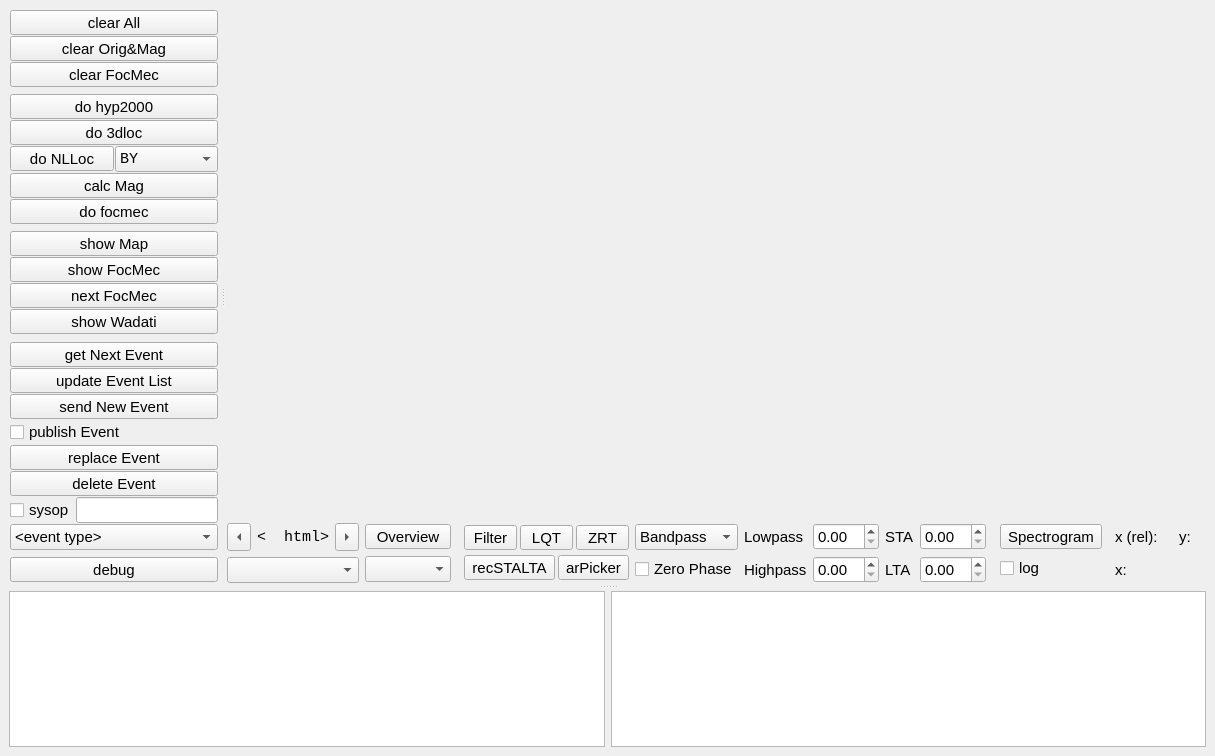
Old version of the form trunk/apps/obspyck/qt_designer.ui in the repository megies/obspyck.
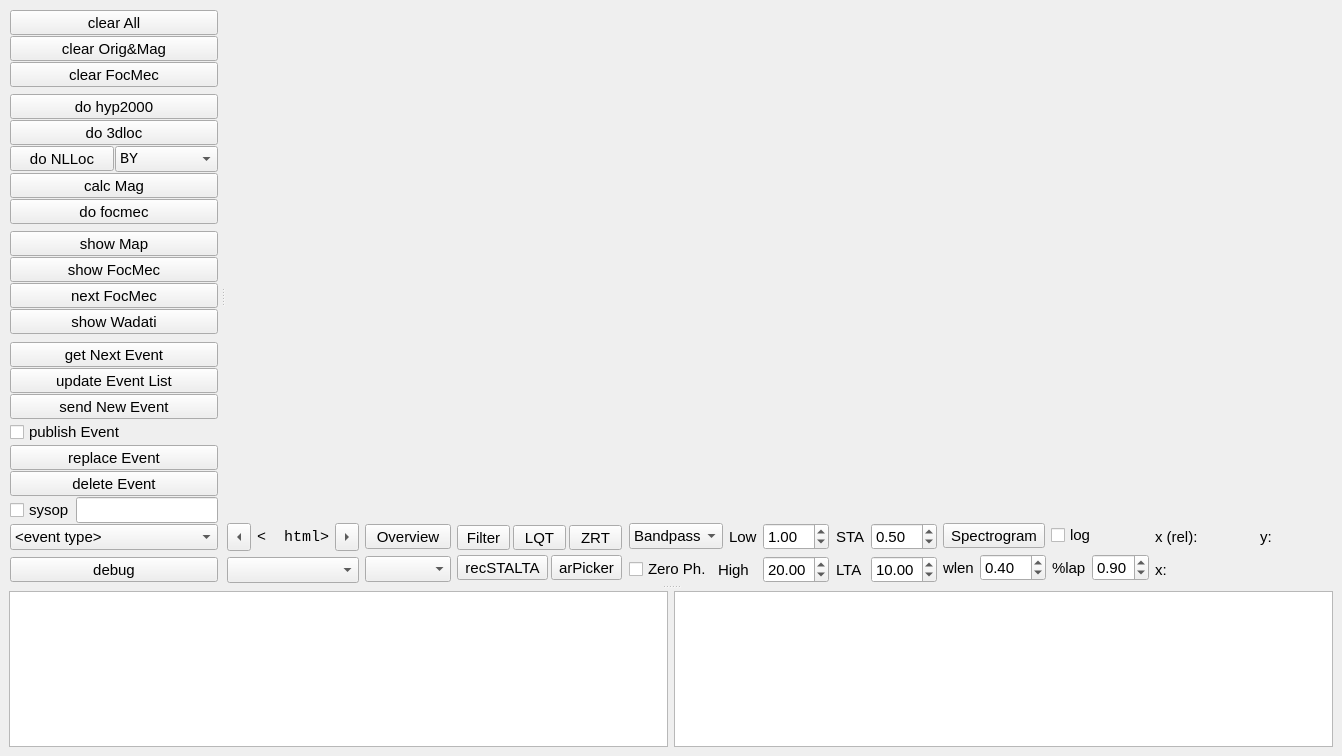
New version of the form. Icons and pictures are not drawn. Custom widgets are drawn as their Qt base class.

The edit to the form file:
```diff
--- a/trunk/apps/obspyck/qt_designer.ui
+++ b/trunk/apps/obspyck/qt_designer.ui
@@ -6,7 +6,7 @@
    <rect>
     <x>0</x>
     <y>0</y>
-    <width>1185</width>
+    <width>1325</width>
     <height>756</height>
    </rect>
   </property>
@@ -846,7 +846,7 @@
                </property>
                <property name="sizeHint" stdset="0">
                 <size>
-                 <width>10</width>
+                 <width>2</width>
                  <height>10</height>
                 </size>
                </property>
@@ -965,7 +965,22 @@
                 </layout>
                </item>
                <item>
-                <layout class="QVBoxLayout" name="verticalLayout_6">
+                <spacer name="horizontalSpacer_5">
+                 <property name="orientation">
+                  <enum>Qt::Horizontal</enum>
+                 </property>
+                 <property name="sizeHint" stdset="0">
+                  <size>
+                   <width>2</width>
+                   <height>20</height>
+                  </size>
+                 </property>
+                </spacer>
+               </item>
+               <item>
+                <layout class="QVBoxLayout" name="verticalLayout_5">
+                 <item>
+                  <layout class="QHBoxLayout" name="horizontalLayout_11">
                  <item>
                   <widget class="QComboBox" name="qComboBox_filterType">
                    <property name="focusPolicy">
@@ -994,25 +1009,9 @@
                   </widget>
                  </item>
                  <item>
-                  <widget class="QCheckBox" name="qCheckBox_zerophase">
-                   <property name="focusPolicy">
-                    <enum>Qt::NoFocus</enum>
-                   </property>
-                   <property name="text">
-                    <string>Zero Phase</string>
-                   </property>
-                  </widget>
-                 </item>
-                </layout>
-               </item>
-               <item>
-                <layout class="QVBoxLayout" name="verticalLayout_5">
-                 <item>
-                  <layout class="QHBoxLayout" name="horizontalLayout_11">
-                   <item>
                     <widget class="QLabel" name="qLabel_lowpass">
                      <property name="text">
-                      <string>Lowpass</string>
+                      <string>Low</string>
                      </property>
                     </widget>
                    </item>
@@ -1021,16 +1020,32 @@
                      <property name="focusPolicy">
                       <enum>Qt::NoFocus</enum>
                      </property>
+                     <property name="minimum">
+                      <double>0.010000000000000</double>
+                     </property>
+                     <property name="value">
+                      <double>1.000000000000000</double>
+                     </property>
                     </widget>
                    </item>
                   </layout>
                  </item>
                  <item>
                   <layout class="QHBoxLayout" name="horizontalLayout_10">
+                   <item>
+                    <widget class="QCheckBox" name="qCheckBox_zerophase">
+                     <property name="focusPolicy">
+                      <enum>Qt::NoFocus</enum>
+                     </property>
+                     <property name="text">
+                      <string>Zero Ph.</string>
+                     </property>
+                    </widget>
+                   </item>
                    <item>
                     <widget class="QLabel" name="qLabel_highpass">
                      <property name="text">
-                      <string>Highpass</string>
+                      <string>High</string>
                      </property>
                     </widget>
                    </item>
@@ -1039,12 +1054,31 @@
                      <property name="focusPolicy">
                       <enum>Qt::NoFocus</enum>
                      </property>
+                     <property name="minimum">
+                      <double>0.010000000000000</double>
+                     </property>
+                     <property name="value">
+                      <double>20.000000000000000</double>
+                     </property>
                     </widget>
                    </item>
                   </layout>
                  </item>
                 </layout>
                </item>
+               <item>
+                <spacer name="horizontalSpacer_4">
+                 <property name="orientation">
+                  <enum>Qt::Horizontal</enum>
+                 </property>
+                 <property name="sizeHint" stdset="0">
+                  <size>
+                   <width>2</width>
+                   <height>10</height>
+                  </size>
+                 </property>
+                </spacer>
+               </item>
                <item>
                 <layout class="QVBoxLayout" name="verticalLayout_9">
                  <item>
@@ -1064,6 +1098,9 @@
                      <property name="singleStep">
                       <double>0.100000000000000</double>
                      </property>
+                     <property name="value">
+                      <double>0.500000000000000</double>
+                     </property>
                     </widget>
                    </item>
                   </layout>
@@ -1082,6 +1119,9 @@
                      <property name="focusPolicy">
                       <enum>Qt::NoFocus</enum>
                      </property>
+                     <property name="value">
+                      <double>10.000000000000000</double>
+                     </property>
                     </widget>
                    </item>
                   </layout>
@@ -1097,7 +1137,7 @@
                </property>
                <property name="sizeHint" stdset="0">
                 <size>
-                 <width>10</width>
+                 <width>2</width>
                  <height>10</height>
                 </size>
                </property>
@@ -1106,6 +1146,8 @@
              <item>
               <layout class="QVBoxLayout" name="verticalLayout_7">
                <item>
+                <layout class="QHBoxLayout" name="horizontalLayout_18">
+                 <item>
                 <widget class="QToolButton" name="qToolButton_spectrogram">
                  <property name="focusPolicy">
                   <enum>Qt::NoFocus</enum>
@@ -1131,13 +1173,71 @@
               </layout>
              </item>
              <item>
+                <layout class="QHBoxLayout" name="horizontalLayout_19">
+                 <item>
+                  <widget class="QLabel" name="qLabel_wlen">
+                   <property name="text">
+                    <string>wlen</string>
+                   </property>
+                  </widget>
+                 </item>
+                 <item>
+                  <widget class="QDoubleSpinBox" name="qDoubleSpinBox_wlen">
+                   <property name="focusPolicy">
+                    <enum>Qt::NoFocus</enum>
+                   </property>
+                   <property name="suffix">
+                    <string/>
+                   </property>
+                   <property name="minimum">
+                    <double>0.100000000000000</double>
+                   </property>
+                   <property name="maximum">
+                    <double>99.989999999999995</double>
+                   </property>
+                   <property name="singleStep">
+                    <double>0.100000000000000</double>
+                   </property>
+                   <property name="value">
+                    <double>0.400000000000000</double>
+                   </property>
+                  </widget>
+                 </item>
+                 <item>
+                  <widget class="QLabel" name="qLabel_perlap">
+                   <property name="text">
+                    <string>%lap</string>
+                   </property>
+                  </widget>
+                 </item>
+                 <item>
+                  <widget class="QDoubleSpinBox" name="qDoubleSpinBox_perlap">
+                   <property name="focusPolicy">
+                    <enum>Qt::NoFocus</enum>
+                   </property>
+                   <property name="maximum">
+                    <double>0.990000000000000</double>
+                   </property>
+                   <property name="singleStep">
+                    <double>0.050000000000000</double>
+                   </property>
+                   <property name="value">
+                    <double>0.900000000000000</double>
+                   </property>
+                  </widget>
+                 </item>
+                </layout>
+               </item>
+              </layout>
+             </item>
+             <item>
               <spacer name="horizontalSpacer">
                <property name="orientation">
                 <enum>Qt::Horizontal</enum>
                </property>
                <property name="sizeHint" stdset="0">
                 <size>
-                 <width>10</width>
+                 <width>2</width>
                  <height>10</height>
                 </size>
                </property>
@@ -1150,8 +1250,14 @@
                </property>
                <item>
                 <layout class="QHBoxLayout" name="horizontalLayout_9">
+                 <property name="sizeConstraint">
+                  <enum>QLayout::SetDefaultConstraint</enum>
+                 </property>
                  <item>
                   <layout class="QHBoxLayout" name="horizontalLayout_8">
+                   <property name="sizeConstraint">
+                    <enum>QLayout::SetDefaultConstraint</enum>
+                   </property>
                    <item>
                     <widget class="QLabel" name="qLabel_x_rel">
                      <property name="text">
@@ -1161,6 +1267,27 @@
                    </item>
                    <item>
                     <widget class="QLabel" name="qLabel_xdata_rel">
+                     <property name="sizePolicy">
+                      <sizepolicy hsizetype="Preferred" vsizetype="Preferred">
+                       <horstretch>200</horstretch>
+                       <verstretch>0</verstretch>
+                      </sizepolicy>
+                     </property>
+                     <property name="minimumSize">
+                      <size>
+                       <width>50</width>
+                       <height>0</height>
+                      </size>
+                     </property>
+                     <property name="baseSize">
+                      <size>
+                       <width>40</width>
+                       <height>0</height>
+                      </size>
+                     </property>
+                     <property name="autoFillBackground">
+                      <bool>false</bool>
+                     </property>
                      <property name="text">
                       <string/>
                      </property>
@@ -1170,6 +1297,9 @@
                  </item>
                  <item>
                   <layout class="QHBoxLayout" name="horizontalLayout_7">
+                   <property name="sizeConstraint">
+                    <enum>QLayout::SetDefaultConstraint</enum>
+                   </property>
                    <item>
                     <widget class="QLabel" name="qLabel_y">
                      <property name="text">
@@ -1185,6 +1315,12 @@
                        <verstretch>0</verstretch>
                       </sizepolicy>
                      </property>
+                     <property name="minimumSize">
+                      <size>
+                       <width>25</width>
+                       <height>0</height>
+                      </size>
+                     </property>
                      <property name="baseSize">
                       <size>
                        <width>0</width>
@@ -1211,6 +1347,12 @@
                  </item>
                  <item>
                   <widget class="QLabel" name="qLabel_xdata_abs">
+                   <property name="minimumSize">
+                    <size>
+                     <width>160</width>
+                     <height>0</height>
+                    </size>
+                   </property>
                    <property name="text">
                     <string/>
                    </property>
```
Left out of the diff: 4 changed lines with no effect on the pictures. Lines whose indentation alone changed are shown as unchanged.
